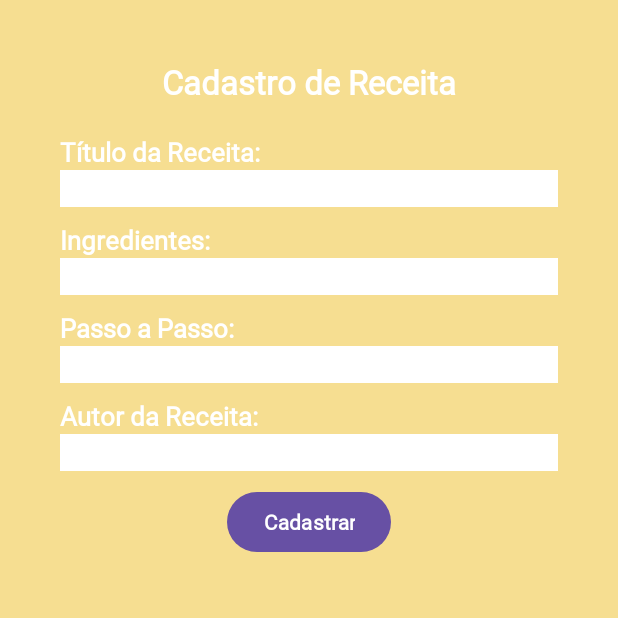
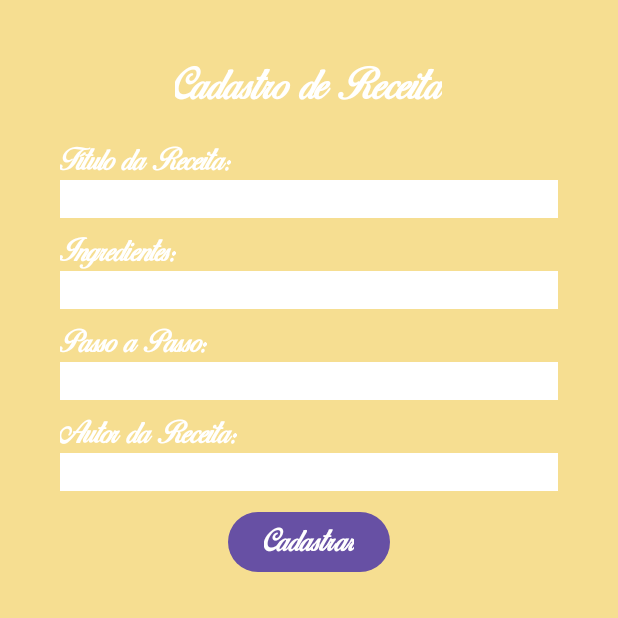
Before and after one commit to brinaverne/app_culinaryrecipes, an Android app: the Add_receita screen opened directly, with no data from a screen before it, on a phone screen of 412 x 824 dp, the top half of it. Run offline under Robolectric (Android 15) with nearby library versions, the phone set to English and light mode, and no system bars.

Commit message:
Alteração na fonte (de dp para sp e o tipo de fonte).
Alteração na imagem do cardview.
Criação de função de alterar e remover receitas do cache (lista de receitas).
Alterações na activity activity_add_receita (cadastra e edita receitas) e visibilidade de determinados elementos dependendo da função.
Adicionada a possibilidade de visualizar receitas cadastradas.

```diff
--- a/app/src/main/AndroidManifest.xml
+++ b/app/src/main/AndroidManifest.xml
@@ -6,9 +6,9 @@
         android:allowBackup="true"
         android:dataExtractionRules="@xml/data_extraction_rules"
         android:fullBackupContent="@xml/backup_rules"
-        android:icon="@mipmap/ic_launcher"
+        android:icon="@drawable/amassa"
         android:label="@string/app_name"
-        android:roundIcon="@mipmap/ic_launcher_round"
+        android:roundIcon="@drawable/amassa"
         android:supportsRtl="true"
         android:theme="@style/Theme.LivroDeReceita"
         tools:targetApi="31">
--- a/app/src/main/java/com/example/livrodereceita/Cache.kt
+++ b/app/src/main/java/com/example/livrodereceita/Cache.kt
@@ -23,4 +23,16 @@ class Cache {
         return if(getlista.isNullOrEmpty()) arrayListOf<Receita>() else Gson().fromJson<ArrayList<Receita>>(getlista, type)
     }
 
+    fun countid(context: Context):Long{
+        val lista = getReceita(context)
+        return (lista.size + 1).toLong()
+    }
+
+    fun id(context: Context, iditem:Long):Receita?{
+        val lista = getReceita(context)
+        return lista.firstOrNull{
+            it.id == iditem
+        }
+    }
+
 }
--- a/app/src/main/java/com/example/livrodereceita/Receita.kt
+++ b/app/src/main/java/com/example/livrodereceita/Receita.kt
@@ -5,4 +5,5 @@ class Receita {
     var autor: String?=null
     var passos: String?=null
     var ingredientes: String?=null
+    var id: Long?=null
 }
--- a/app/src/main/res/layout/activity_add_receita.xml
+++ b/app/src/main/res/layout/activity_add_receita.xml
@@ -6,44 +6,53 @@
     android:layout_height="match_parent"
     tools:context=".Add_receita"
     android:orientation="vertical"
-    android:background="@color/amarelopastel">
+    android:background="@color/amarelopastel"
+    android:paddingHorizontal="40dp"
+    android:paddingTop="40dp">
+
+    <androidx.coordinatorlayout.widget.CoordinatorLayout
+        android:layout_width="match_parent"
+        android:layout_height="wrap_content"
+        android:orientation="vertical">
 
         <LinearLayout
             android:layout_width="match_parent"
-        android:layout_height="match_parent"
+            android:layout_height="740dp"
             android:orientation="vertical"
-        android:padding="40dp">
+            >
+
             <TextView
+                android:id="@+id/activitytitle"
                 android:layout_width="wrap_content"
                 android:layout_height="wrap_content"
-        android:fontFamily="@font/delicious_curls"
+                android:layout_gravity="center"
+                android:fontFamily="@font/birdsofparadise"
                 android:text="Cadastro de Receita"
-        android:layout_gravity="center"
-        android:textStyle="bold"
-        android:textSize="22dp"
-        android:textColor="@color/white">
+                android:textColor="@color/white"
+                android:textSize="25sp"
+                android:textStyle="bold">
 
             </TextView>
 
             <TextView
                 android:layout_width="wrap_content"
                 android:layout_height="wrap_content"
-        android:fontFamily="@font/delicious_curls"
-        android:textStyle="bold"
+                android:layout_marginTop="20sp"
+                android:fontFamily="@font/birdsofparadise"
                 android:text="Título da Receita:"
-        android:layout_marginTop="20dp"
                 android:textColor="@color/white"
-        android:textSize="17dp">
+                android:textSize="18sp"
+                android:textStyle="bold">
 
             </TextView>
 
             <EditText
+                android:id="@+id/titulo"
                 android:layout_width="match_parent"
                 android:layout_height="wrap_content"
-        android:id="@+id/titulo"
+                android:background="@color/white"
+                android:fontFamily="@font/birdsofparadise"
                 android:textColor="@color/black"
-        android:background="@color/white"
-        android:fontFamily="@font/delicious_curls"
                 android:textStyle="bold">
 
             </EditText>
@@ -51,23 +60,22 @@
             <TextView
                 android:layout_width="wrap_content"
                 android:layout_height="wrap_content"
-        android:fontFamily="@font/delicious_curls"
-        android:textStyle="bold"
+                android:layout_marginTop="10dp"
+                android:fontFamily="@font/birdsofparadise"
                 android:text="Ingredientes:"
-        android:layout_marginTop="10dp"
                 android:textColor="@color/white"
-        android:textSize="17dp"
-        >
+                android:textSize="18sp"
+                android:textStyle="bold">
 
             </TextView>
 
             <EditText
+                android:id="@+id/ingredientes"
                 android:layout_width="match_parent"
                 android:layout_height="wrap_content"
-        android:id="@+id/ingredientes"
+                android:background="@color/white"
+                android:fontFamily="@font/birdsofparadise"
                 android:textColor="@color/black"
-        android:background="@color/white"
-        android:fontFamily="@font/delicious_curls"
                 android:textStyle="bold">
 
             </EditText>
@@ -75,23 +83,22 @@
             <TextView
                 android:layout_width="wrap_content"
                 android:layout_height="wrap_content"
+                android:layout_marginTop="10dp"
+                android:fontFamily="@font/birdsofparadise"
                 android:text="Passo a Passo:"
-        android:fontFamily="@font/delicious_curls"
-        android:textStyle="bold"
-        android:layout_marginTop="10dp"
                 android:textColor="@color/white"
-        android:textSize="17dp"
-        >
+                android:textSize="18sp"
+                android:textStyle="bold">
 
             </TextView>
 
             <EditText
+                android:id="@+id/passos"
                 android:layout_width="match_parent"
                 android:layout_height="wrap_content"
+                android:background="@color/white"
+                android:fontFamily="@font/birdsofparadise"
                 android:textColor="@color/black"
-        android:id="@+id/passos"
-        android:background="@color/white"
-        android:fontFamily="@font/delicious_curls"
                 android:textStyle="bold">
 
             </EditText>
@@ -99,41 +106,57 @@
             <TextView
                 android:layout_width="wrap_content"
                 android:layout_height="wrap_content"
-        android:fontFamily="@font/delicious_curls"
-        android:textStyle="bold"
+                android:layout_marginTop="10dp"
+                android:fontFamily="@font/birdsofparadise"
                 android:text="Autor da Receita:"
                 android:textColor="@color/white"
-        android:layout_marginTop="10dp"
-        android:textSize="17dp"
-        >
+                android:textSize="18sp"
+                android:textStyle="bold">
 
             </TextView>
 
             <EditText
+                android:id="@+id/autor"
                 android:layout_width="match_parent"
                 android:layout_height="wrap_content"
-        android:id="@+id/autor"
                 android:background="@color/white"
-        android:fontFamily="@font/delicious_curls"
+                android:fontFamily="@font/birdsofparadise"
                 android:textColor="@color/black"
                 android:textStyle="bold">
 
             </EditText>
 
             <Button
+                android:id="@+id/btntlcadastro"
                 android:layout_width="wrap_content"
                 android:layout_height="wrap_content"
-            android:text="Cadastrar"
                 android:layout_gravity="center"
                 android:layout_marginTop="10dp"
-            android:fontFamily="@font/delicious_curls"
+                android:fontFamily="@font/birdsofparadise"
+                android:text="Cadastrar"
+                android:textColor="@color/white"
                 android:textStyle="bold"
-            android:textColor="@color/white"
-            android:id="@+id/btntlcadastro">
+                android:textSize="18sp">
 
             </Button>
 
+
         </LinearLayout>
+
+        <com.google.android.material.floatingactionbutton.FloatingActionButton
+            android:layout_width="60dp"
+            android:layout_height="60dp"
+            android:layout_gravity="end|bottom"
+            android:backgroundTint="@color/roxopastel"
+            app:tint="@color/white"
+            app:fabCustomSize="60dp"
+            app:shapeAppearanceOverlay="@style/Widget.Design.FloatingActionButton"
+            android:id="@+id/btnalt"
+            android:src="@android:drawable/ic_menu_edit"
+            android:layout_marginBottom="40dp">
+        </com.google.android.material.floatingactionbutton.FloatingActionButton>
+
+    </androidx.coordinatorlayout.widget.CoordinatorLayout>
 
 
 </ScrollView>
--- a/app/src/main/res/layout/activity_listade_receitas.xml
+++ b/app/src/main/res/layout/activity_listade_receitas.xml
@@ -19,9 +19,9 @@
             android:layout_height="wrap_content"
             android:layout_gravity="top|center"
             android:text="Receitinhas do Ódio"
-            android:fontFamily="@font/delicious_curls"
+            android:fontFamily="@font/birdsofparadise"
             android:textStyle="bold"
-            android:textSize="22dp"
+            android:textSize="25sp"
             android:textColor="@color/white"
         />
 
```
Also changed, not shown: app/src/main/java/com/example/livrodereceita/Add_receita.kt (+49 -2 lines), app/src/main/java/com/example/livrodereceita/ListadeReceitas.kt (+50 -28 lines), app/src/main/res/layout/activity_main.xml (+6 -6 lines), app/src/main/res/layout/cardview_lista_receita.xml (+8 -6 lines), app/src/main/res/drawable/miojo.png (added), app/src/main/res/font/ancientmedium.ttf (added), app/src/main/res/font/birdsofparadise.ttf (added), app/src/main/res/font/oldlondon.ttf (added). Lines whose indentation alone changed are shown as unchanged.
